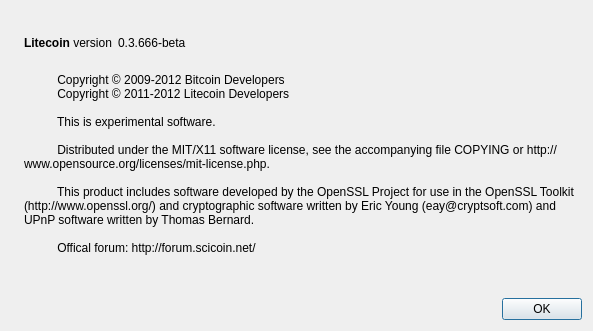
Before: the Qt Designer form src/qt/forms/aboutdialog.ui in scicoin-project/scicoin, drawn with Qt 5.
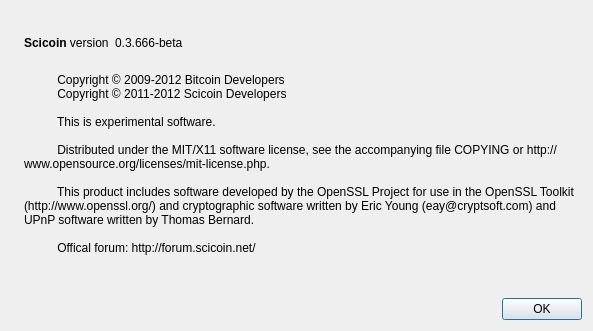
After: the same form once the commit is applied. Icons and pictures are not drawn.

Patch:
```diff
--- a/src/qt/forms/aboutdialog.ui
+++ b/src/qt/forms/aboutdialog.ui
@@ -50,7 +50,7 @@
           <cursorShape>IBeamCursor</cursorShape>
          </property>
          <property name="text">
-          <string>&lt;b&gt;Litecoin&lt;/b&gt; version</string>
+          <string>&lt;b&gt;Scicoin&lt;/b&gt; version</string>
          </property>
          <property name="textInteractionFlags">
           <set>Qt::LinksAccessibleByMouse|Qt::TextSelectableByKeyboard|Qt::TextSelectableByMouse</set>
@@ -96,7 +96,7 @@
        <property name="text">
         <string>
           Copyright © 2009-2012 Bitcoin Developers
-          Copyright © 2011-2012 Litecoin Developers
+          Copyright © 2011-2012 Scicoin Developers
 
           This is experimental software.
 
```
Left out of the diff: 2 changed lines with no effect on the pictures.
